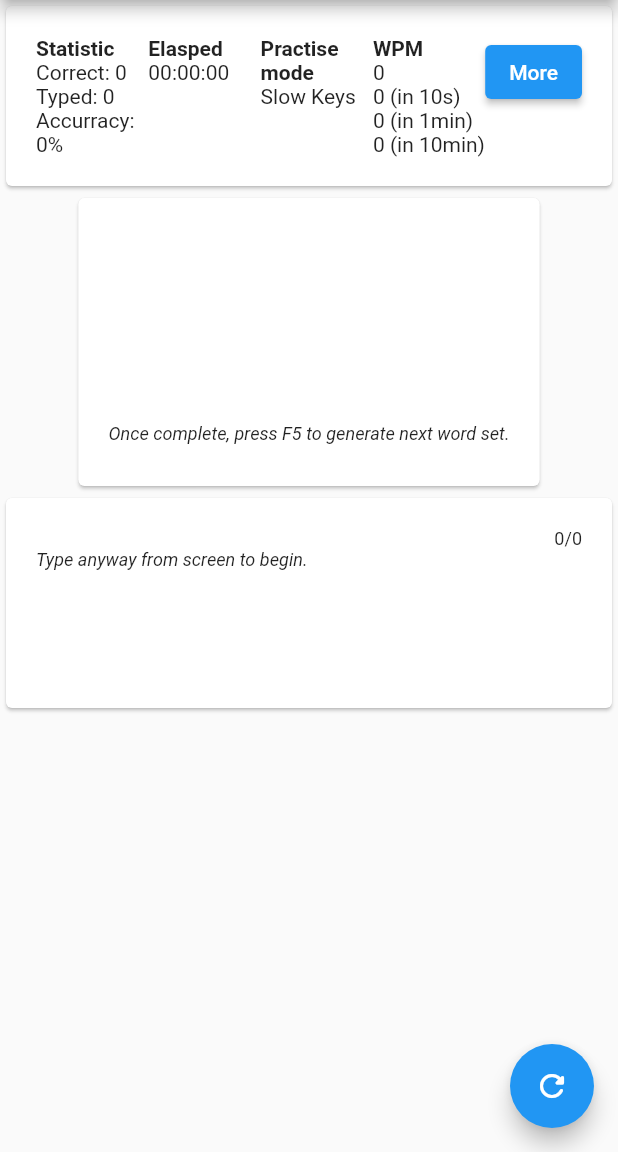
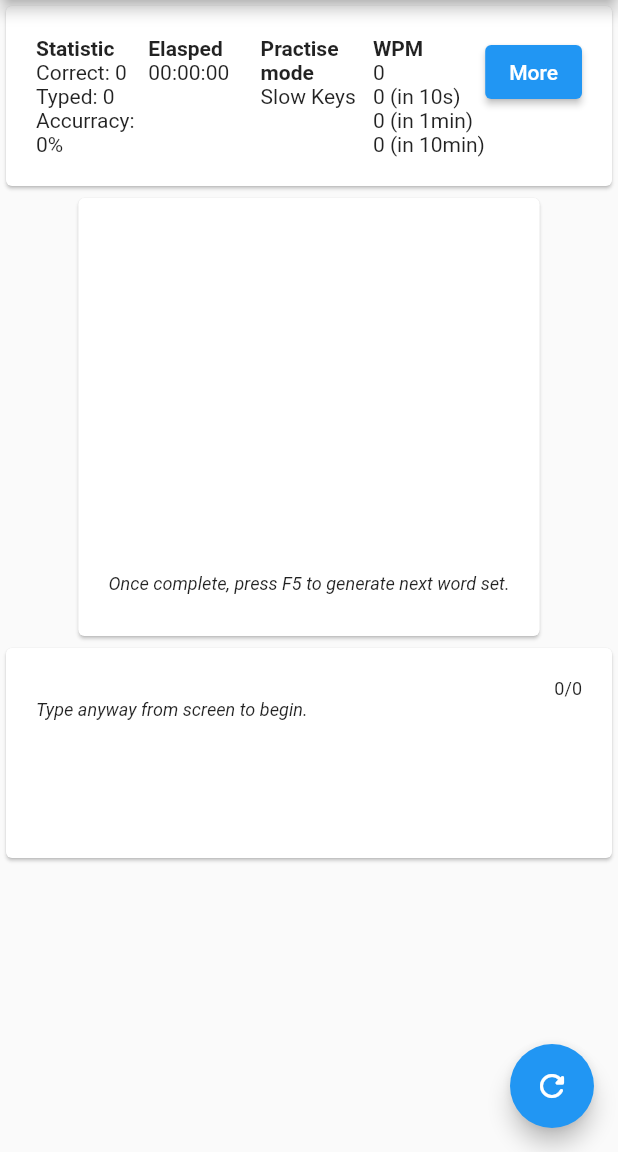
Before and after one commit to neoalienson/typingthon, a Flutter app: the screen it shows after launch, after a tap on the "refresh" icon, on a phone screen of 412 x 824 dp, the part 84-1236 px from its top. Run offline on Flutter 3.47's test engine with Material 2 defaults, Android fonts, the phone set to English and light mode, and no system bars; our stand-ins replace clock, google_fonts; project files that could hold a hidden picture were left out.

```diff
--- a/lib/main_page.dart
+++ b/lib/main_page.dart
@@ -195,13 +195,13 @@ class _MainPageState extends State<MainPage> {
     Widget w = Column(
       children: [
         StatisticCard(analysis: _analysis, practiceEngine: _practice,),
-        SizedBox(height: 200, child:
+        SizedBox(height: 300, child:
           Card(child:Padding(
             padding: const EdgeInsets.all(20),
             child: Column(
               crossAxisAlignment: CrossAxisAlignment.start,
               children: [
-                SizedBox(height: 120, child:
+                SizedBox(height: 220, child:
                 SingleChildScrollView(child:
                   RichText(text: test.display,
                     overflow: TextOverflow.fade,
--- a/lib/test_state.dart
+++ b/lib/test_state.dart
@@ -4,12 +4,14 @@ import 'package:flutter/material.dart';
 class TestState {
   TestState({Key? key, required TextStyle baseStyle}) :
     _textStyleNormal = baseStyle,
-    _textStyleWrong = baseStyle.copyWith(backgroundColor: Colors.red),
+    _textStyleUnderline = baseStyle.copyWith(decoration: TextDecoration.underline),
+    _textStyleSpace = baseStyle.copyWith(backgroundColor: const Color.fromARGB(255, 245, 245, 245)),
     _textStyleTyped = baseStyle.copyWith(color: const Color.fromARGB(255, 220, 220, 220));
 
-  final TextStyle _textStyleWrong;
+  final TextStyle _textStyleUnderline;
   final TextStyle _textStyleNormal;
   final TextStyle _textStyleTyped;
+  final TextStyle _textStyleSpace;
 
   String _text = "";
   String get text {
@@ -25,9 +27,23 @@ class TestState {
   }
   set typed(String t) {
     _typed = t;
+    if (t.isEmpty) {
+      _display = const TextSpan();
+      return;
+    }
     var s = <TextSpan>[];
-    s.add(TextSpan(text: text.substring(typed.length), style: _textStyleNormal));
-    _display = TextSpan(text: text.substring(0, typed.length),
+    var typeds = text.substring(0, typed.length).split(" ");
+    for (var t in typeds) {
+      s.add(TextSpan(text:t, style: _textStyleTyped));
+      s.add(TextSpan(text:' ', style: _textStyleSpace));
+    }
+    s.removeLast();
+    if (text[typed.length] == "\n") {
+      s.add(TextSpan(text:"¶", style: _textStyleUnderline));
+    }
+    s.add(TextSpan(text:text[typed.length], style: _textStyleUnderline));
+    s.add(TextSpan(text:text.substring(typed.length + 1), style: _textStyleNormal));
+    _display = TextSpan(text: "",
       style: _textStyleTyped,
       children: s);
   }
```
